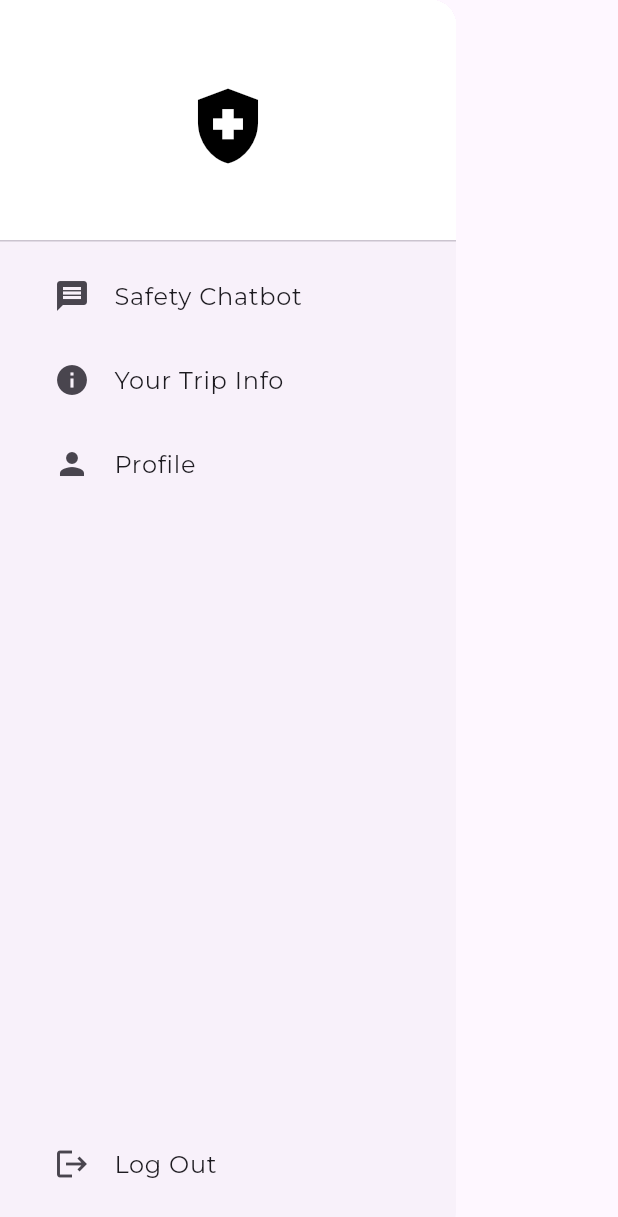
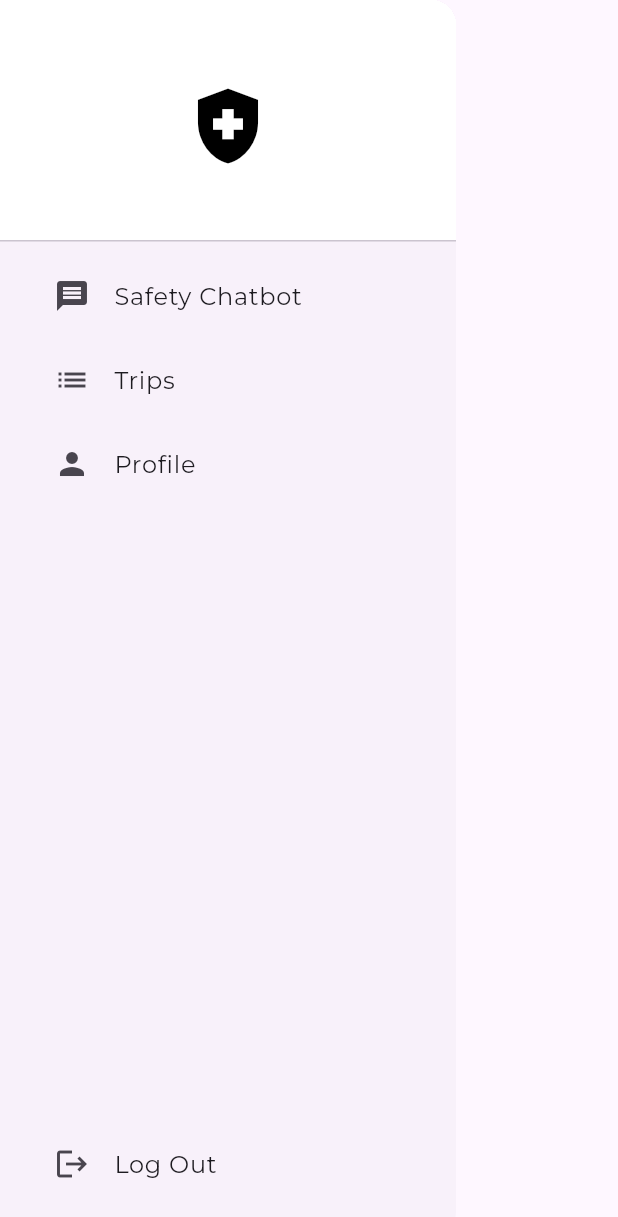
Before and after one commit to dartm05/SafetyApp, a Flutter app: the CustomDrawer widget shown alone on an empty page, opened directly, on a phone screen of 412 x 824 dp. Shown: the top 1217 px of the screen. Run offline on Flutter 3.47's test engine with Material 3 defaults, Android fonts, the phone set to English and light mode, and no system bars; our stand-ins replace flutter_dotenv, go_router, google_fonts, shared_preferences; accounts and stored records are empty.

Commit message:
refactor(nav_drawer): Update trip info to trips in nav drawer

```diff
--- a/front/lib/src/features/home/widgets/nav_drawer.dart
+++ b/front/lib/src/features/home/widgets/nav_drawer.dart
@@ -41,12 +41,12 @@ class CustomDrawer extends StatelessWidget {
               Padding(
                 padding: const EdgeInsets.only(left: 20),
                 child: ListTile(
-                  leading: const Icon(Icons.info),
-                  title: const Text('Your Trip Info'),
+                  leading: const Icon(Icons.list),
+                  title: const Text('Trips'),
                   onTap: () {
                     Navigator.of(context).pop();
-                    context.go('/tripForm');
-                  }
+                    context.go('/trip_list');
+                  },
                 ),
               ),
               Padding(
```
